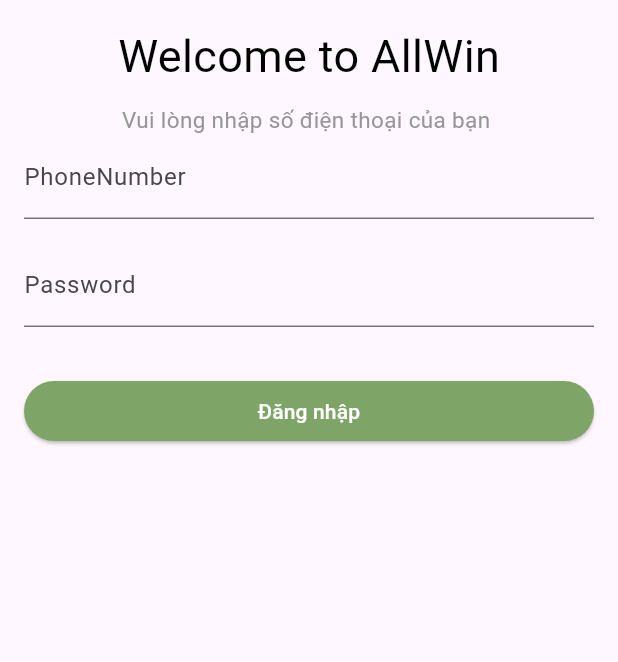
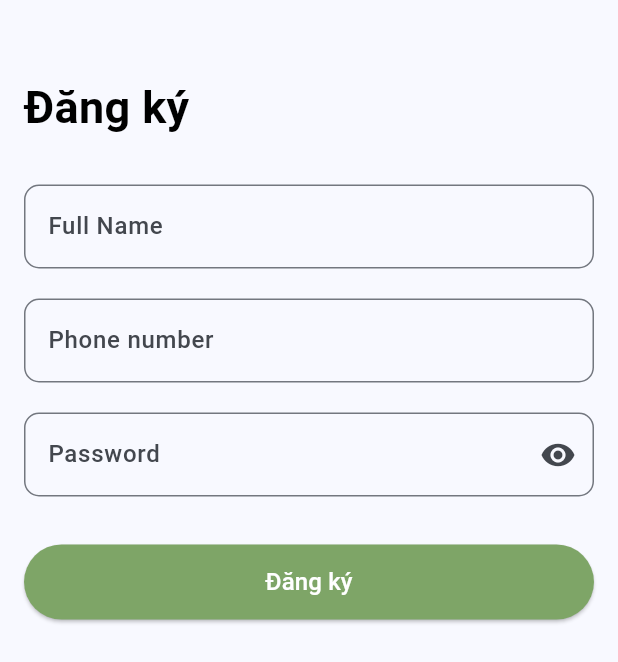
Before and after one commit to phatmwj/mvvm_flutter_app, a Flutter app: the screen it shows after launch, on a phone screen of 412 x 824 dp. Shown: the top 662 px of the screen. Run offline on Flutter 3.47's test engine with Material 3 defaults, Android fonts, the phone set to English and light mode, and no system bars; our stand-ins replace another_flushbar, dio, fluttertoast, shared_preferences, sqflite; missing offline and left inert: dart:ffi; accounts and stored records are empty.

Commit message:
login and register layout

```diff
--- /dev/null
+++ b/lib/data/model/api/request/register_request.dart
@@ -0,0 +1,23 @@
+
+class RegisterRequest {
+  late String fullName;
+  late String password;
+  late String phone;
+
+  RegisterRequest({required this.fullName, required this.password, required this.phone});
+
+  factory RegisterRequest.fromJson(Map<String, dynamic> data) => RegisterRequest(
+      fullName : data['fullName'],
+      password : data['password'],
+      phone : data['phone']);
+
+
+  Map<String, dynamic> toJson() {
+    final map = <String, dynamic>{};
+    map['fullName'] = fullName;
+    map['password'] = password;
+    map['phone'] = phone;
+    return map;
+  }
+
+}
--- a/lib/data/remote/network/ApiEndPoints.dart
+++ b/lib/data/remote/network/ApiEndPoints.dart
@@ -1,3 +1,4 @@
 class ApiEndPoints {
   static const String USER_LOGIN = "v1/driver/login";
+  static const String USER_REGISTER = "v1/driver/register";
 }
--- a/lib/data/remote/network/BaseApiService.dart
+++ b/lib/data/remote/network/BaseApiService.dart
@@ -4,6 +4,6 @@
   static final String BASE_URL = "https://ww-user-api.developteam.net/";
   static final String MEDIA_URL = "a";
 
-  Future<dynamic> getResponse(String url, LoginRequest loginRequest);
-  Future<dynamic> post(String url, LoginRequest loginRequest);
+  Future<dynamic> getResponse(String url, dynamic data);
+  Future<dynamic> post(String url, dynamic data);
 }
--- a/lib/main.dart
+++ b/lib/main.dart
@@ -1,6 +1,8 @@
 import 'package:flutter/material.dart';
 import 'package:mvvm_flutter_app/ui/login/LoginScreen.dart';
 import 'package:mvvm_flutter_app/ui/login/LoginViewModel.dart';
+import 'package:mvvm_flutter_app/ui/register/register_screen.dart';
+import 'package:mvvm_flutter_app/ui/register/register_view_model.dart';
 import 'package:provider/provider.dart';
 
 void main() {
@@ -14,13 +16,19 @@
   Widget build(BuildContext context) {
     return MultiProvider(
         providers: [
-          ChangeNotifierProvider(create: (_) => LoginViewModel())
+          ChangeNotifierProvider(create: (_) => LoginViewModel()),
+          ChangeNotifierProvider(create: (_) => RegisterViewModel())
         ],
         child: MaterialApp(
+          theme: ThemeData(
+            fontFamily: 'Roboto',
+            useMaterial3: true,
+            colorScheme: ColorScheme.fromSeed(seedColor: Colors.blue),
+          ),
           debugShowCheckedModeBanner: false,
-          initialRoute: LoginScreen.id,
+          initialRoute: RegisterScreen.id,
           routes: {
-            LoginScreen.id:(context) => LoginScreen()
+            RegisterScreen.id:(context) => RegisterScreen()
           },
        ));
   }
--- a/lib/ui/login/LoginViewModel.dart
+++ b/lib/ui/login/LoginViewModel.dart
@@ -1,4 +1,5 @@
 import 'package:flutter/material.dart';
+import 'package:mvvm_flutter_app/data/local/prefs/AppPreferecesService.dart';
 import 'package:mvvm_flutter_app/data/model/api/ApiResponse.dart';
 import 'package:mvvm_flutter_app/data/model/api/request/LoginRequest.dart';
 import 'package:mvvm_flutter_app/repository/Repository.dart';
@@ -10,6 +11,7 @@
 class LoginViewModel extends ChangeNotifier {
 
   final _repo = Repository();
+  final _prefs = AppPreferencesService();
   late String _phoneNumber;
   late String _password;
 
@@ -52,6 +54,8 @@
         .then((value) {
           _showLoading(false);
           _setLoginRes(ResponseWrapper.completed(value));
+          String? token = value.data?.access_token;
+          _prefs.setToken(token!);
         })
         .onError((error, stackTrace) {
           _showLoading(false);
--- /dev/null
+++ b/lib/ui/register/register_screen.dart
@@ -0,0 +1,194 @@
+import 'package:flutter/material.dart';
+import 'package:mvvm_flutter_app/ui/register/register_view_model.dart';
+import 'package:provider/provider.dart';
+
+class RegisterScreen extends StatefulWidget {
+  static const String id = "register_screen";
+
+  const RegisterScreen({super.key});
+
+  @override
+  State<RegisterScreen> createState() => _RegisterScreenState();
+}
+
+class _RegisterScreenState extends State<RegisterScreen> {
+
+  bool isVisible = false;
+  final formKey = GlobalKey<FormState>();
+
+  @override
+  Widget build(BuildContext context) {
+    final vm = Provider.of<RegisterViewModel>(context);
+
+    return Scaffold(
+      body: SafeArea(
+        child: SingleChildScrollView(
+          child: Padding(
+            padding: const EdgeInsets.only(top: 50, left: 16, right: 16),
+            child: Column(
+              children: [
+                const SizedBox(
+                  width: double.infinity,
+                  child: Text(
+                    'Đăng ký',
+                    style: TextStyle(
+                      fontFamily: 'Roboto',
+                      fontWeight: FontWeight.w700,
+                      color: Colors.black,
+                      fontSize: 30.0,
+                    ),
+                  ),
+                ),
+
+                const SizedBox(
+                  height: 30,
+                ),
+
+                Form(
+                  key: formKey,
+                  child: Column(
+                      children: [
+                        SizedBox(
+                          child: TextFormField(
+                            onChanged: (value)=> vm.setFullName(value),
+                            keyboardType: TextInputType.number,
+                            decoration: InputDecoration(
+                              hintText: 'Full Name',
+                              border: OutlineInputBorder(
+                                  borderRadius: BorderRadius.circular(10)
+                              ),
+                              focusedBorder: OutlineInputBorder(
+                                  borderSide: const BorderSide(width: 1, color: Color(0xFF7EA567)),
+                                  borderRadius: BorderRadius.circular(10)
+                              ),
+                            ),
+                            style: const TextStyle(
+                                fontWeight: FontWeight.w500,
+                                fontSize: 16
+                            ),
+
+                            validator: (value) {
+                              if(value!.isEmpty){
+                                return "Please enter your phone number";
+                              }
+                              final RegExp phoneReg = RegExp(r'^(0[3|5|7|8|9])+([0-9]{8})$');
+                              if(!phoneReg.hasMatch(value)){
+                                return "Invalid phone number";
+                              }
+                              return null;
+                            },
+                          ),
+                        ),
+
+                        SizedBox(
+                          height: 20,
+                        ),
+
+                        SizedBox(
+                          child: TextFormField(
+                            onChanged: (value)=> vm.setPhoneNumber(value),
+                            keyboardType: TextInputType.number,
+                            decoration: InputDecoration(
+                              hintText: 'Phone number',
+                              border: OutlineInputBorder(
+                                  borderRadius: BorderRadius.circular(10)
+                              ),
+                              focusedBorder: OutlineInputBorder(
+                                  borderSide: const BorderSide(width: 1, color: Color(0xFF7EA567)),
+                                  borderRadius: BorderRadius.circular(10)
+                              ),
+                            ),
+                            style: const TextStyle(
+                                fontWeight: FontWeight.w500,
+                                fontSize: 16
+                            ),
+
+                            validator: (value) {
+                              if(value!.isEmpty){
+                                return "Please enter your phone number";
+                              }
+                              final RegExp phoneReg = RegExp(r'^(0[3|5|7|8|9])+([0-9]{8})$');
+                              if(!phoneReg.hasMatch(value)){
+                                return "Invalid phone number";
+                              }
+                              return null;
+                            },
+                          ),
+                        ),
+
+                        SizedBox(
+                          height: 20,
+                        ),
+
+                        SizedBox(
+                          child: TextFormField(
+                            onChanged: (value)=> vm.setPassword(value),
+                            obscureText: !isVisible,
+                            decoration: InputDecoration(
+                              hintText: 'Password',
+                              hintStyle: const TextStyle(
+                              ),
+                              border: OutlineInputBorder(
+                                  borderRadius: BorderRadius.circular(10)
+                              ),
+                              focusedBorder: OutlineInputBorder(
+                                  borderSide: const BorderSide(width: 1, color: Color(0xFF7EA567)),
+                                  borderRadius: BorderRadius.circular(10)
+                              ),
+                              suffixIcon: IconButton(
+                                  onPressed: () {
+                                    setState(() {
+                                      isVisible = !isVisible;
+                                    });
+                                  },
+                                  icon: Icon(isVisible? Icons.visibility_off : Icons.visibility)
+                              ),
+                            ),
+                            style: const TextStyle(
+                                fontWeight: FontWeight.w500,
+                                fontSize: 16
+                            ),
+                            maxLines: 1,
+                            validator: (value) {
+                              if(value!.isEmpty){
+                                return "password is required";
+                              }
+                              return null;
+                            },
+                          ),
+                        ),
+                      ]
+                  ),
+                ),
+
+                SizedBox(height: 32.0),
+                SizedBox(
+                  width: double.infinity,
+                  height: 50,
+                  child: ElevatedButton(
+                    onPressed: () {
+                      if(formKey.currentState!.validate()){
+
+                      }
+
+                    },
+                    style: ElevatedButton.styleFrom(
+                        onPrimary: Color(0xFFFFFFFF),
+                        primary: Color(0xFF7EA567)
+                    ),
+                    child: const Text(
+                      'Đăng ký',
+                      style: TextStyle(
+                          fontSize: 16
+                      ),
+                    ),
+                  ),
+                )
+              ],
+            ),
+          ),
+        ),
+      ),
+    );
+  }
+}
--- /dev/null
+++ b/lib/ui/register/register_view_model.dart
@@ -0,0 +1,43 @@
+import 'package:flutter/cupertino.dart';
+import 'package:provider/provider.dart';
+
+import '../../repository/Repository.dart';
+
+class RegisterViewModel extends ChangeNotifier{
+  final _repo = Repository();
+
+  late String _fullName;
+  late String _phoneNumber;
+  late String _password;
+  late String _confirmPassword;
+
+  String get fullName => _fullName;
+
+  String get phoneNumber => _phoneNumber;
+
+  String get password => _password;
+
+  String get confirmPassword => _confirmPassword;
+
+  setFullName(String value) {
+    _fullName = value;
+    notifyListeners();
+  }
+
+  setPhoneNumber(String value) {
+    _phoneNumber = value;
+    notifyListeners();
+  }
+
+
+  setPassword(String value) {
+    _password = value;
+    notifyListeners();
+  }
+
+  setConfirmPassword(String value) {
+    _confirmPassword = value;
+    notifyListeners();
+  }
+
+}
```
Also changed, not shown: lib/data/model/api/response/register_response.dart (added, +13 -0 lines), lib/data/remote/network/NetworkApiService.dart (+4 -4 lines), lib/repository/Repository.dart (+13 -0 lines), lib/ui/login/LoginScreen.dart (+110 -11 lines), pubspec.yaml (+12 -0 lines), assets/fonts/Roboto-Black.ttf (added), assets/fonts/Roboto-Bold.ttf (added), assets/fonts/Roboto-Italic.ttf (added), assets/fonts/Roboto-Light.ttf (added), assets/fonts/Roboto-Medium.ttf (added), assets/fonts/Roboto-Regular.ttf (added), assets/fonts/Roboto-Thin.ttf (added), pubspec.lock.
